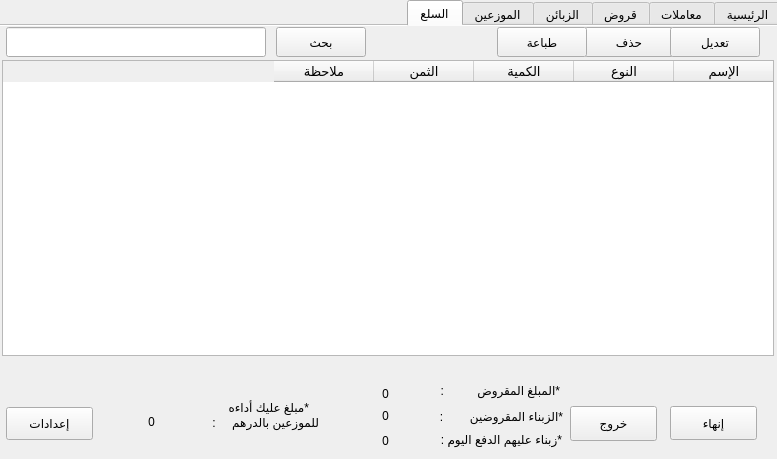
YassineBaghdadi/stock-management-V2, file home.ui: the form before one commit.
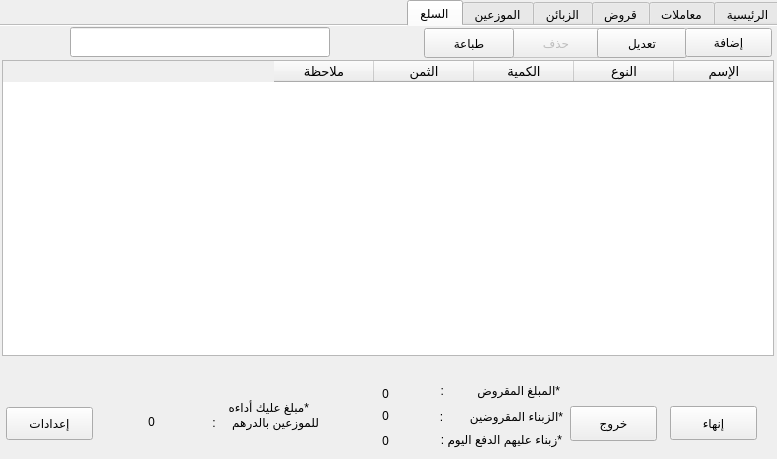
The form after the commit. The open tabs and pages were chosen to show the change. Icons and pictures are not drawn.

Patch:
```diff
--- a/home.ui
+++ b/home.ui
@@ -3478,7 +3478,7 @@
     <widget class="QLineEdit" name="searsh_article_EditText">
      <property name="geometry">
       <rect>
-       <x>16</x>
+       <x>80</x>
        <y>1</y>
        <width>260</width>
        <height>30</height>
@@ -3553,11 +3553,14 @@
       </property>
      </column>
     </widget>
-    <widget class="QPushButton" name="remove_article_Button">
+    <widget class="QPushButton" name="remove_art_Button">
+     <property name="enabled">
+      <bool>false</bool>
+     </property>
      <property name="geometry">
       <rect>
-       <x>594</x>
-       <y>1</y>
+       <x>521</x>
+       <y>2</y>
        <width>90</width>
        <height>30</height>
       </rect>
@@ -3569,21 +3572,8 @@
     <widget class="QPushButton" name="searsh_article_Button">
      <property name="geometry">
       <rect>
-       <x>286</x>
-       <y>1</y>
-       <width>90</width>
-       <height>30</height>
-      </rect>
-     </property>
-     <property name="text">
-      <string>بحث</string>
-     </property>
-    </widget>
-    <widget class="QPushButton" name="edit_article_Button">
-     <property name="geometry">
-      <rect>
-       <x>680</x>
-       <y>1</y>
+       <x>607</x>
+       <y>2</y>
        <width>90</width>
        <height>30</height>
       </rect>
@@ -3595,8 +3585,8 @@
     <widget class="QPushButton" name="remove_article_Button_4">
      <property name="geometry">
       <rect>
-       <x>507</x>
-       <y>1</y>
+       <x>434</x>
+       <y>2</y>
        <width>90</width>
        <height>30</height>
       </rect>
@@ -3605,6 +3595,19 @@
       <string>طباعة</string>
      </property>
     </widget>
+    <widget class="QPushButton" name="add_art_Button">
+     <property name="geometry">
+      <rect>
+       <x>695</x>
+       <y>2</y>
+       <width>87</width>
+       <height>29</height>
+      </rect>
+     </property>
+     <property name="text">
+      <string>إضافة</string>
+     </property>
+    </widget>
    </widget>
   </widget>
   <widget class="QPushButton" name="exit_Button">
```
Left out of the diff: 23 changed lines with no effect on the pictures.
